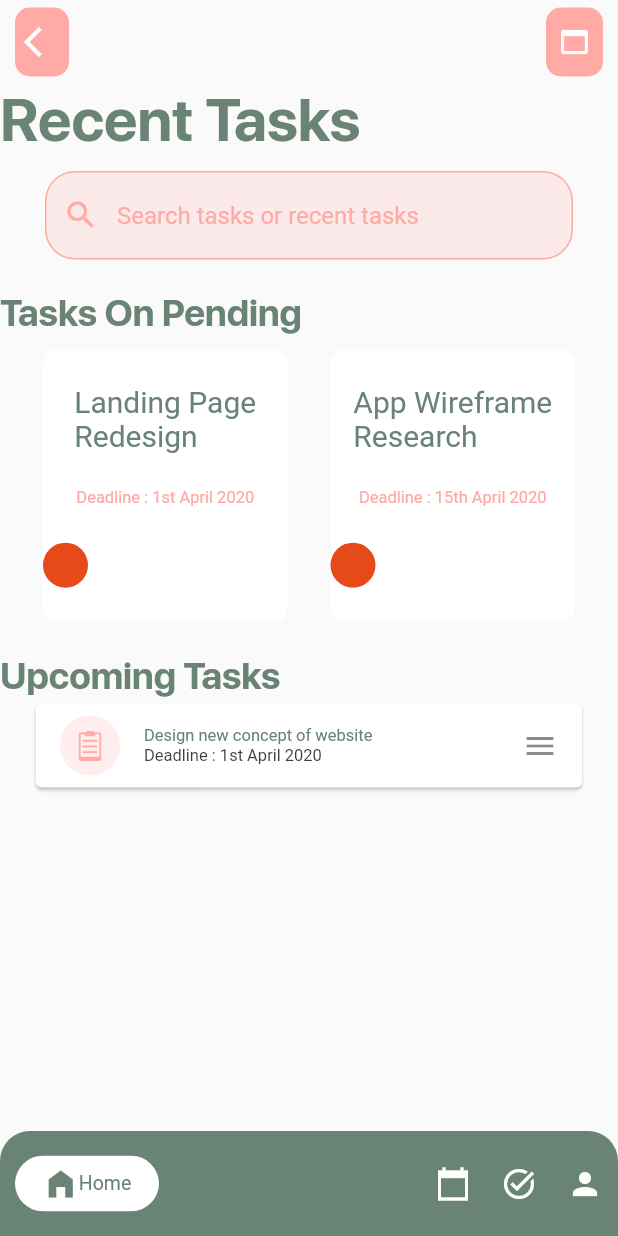
After one commit to kiritoM17/flutter_to_do_app_with_firebase, a Flutter app: the ToDoScreenView screen opened by its route, on a phone screen of 412 x 824 dp. The commit adds this screen. Run offline on Flutter 3.47's test engine with Material 2 defaults, Android fonts, the phone set to English and light mode, and no system bars.

Commit message:
add task screen

```diff
--- a/flutter_to_do_app/lib/application/ui/views/home_screen_view.dart
+++ b/flutter_to_do_app/lib/application/ui/views/home_screen_view.dart
@@ -13,6 +13,9 @@ class _HomeScreenViewState extends State<HomeScreenView> {
   @override
   Widget build(BuildContext context) {
     final Size media_size = MediaQuery.of(context).size;
+    void _nextScreen(){
+      Navigator.pushNamed(context, '/to_do_screen');
+    }
     return Scaffold(
       body: Stack(
         children: [
@@ -59,6 +62,8 @@ class _HomeScreenViewState extends State<HomeScreenView> {
                     padding: EdgeInsets.only(
                       left: 20,
                     ),
+                    child: GestureDetector(
+                      onTap: _nextScreen,
                       child: Container(
                         height: 51,
                         width: 222,
@@ -73,6 +78,7 @@ class _HomeScreenViewState extends State<HomeScreenView> {
                                 fontSize: 20,
                                 color: AppColors.white_color,
                                 fontFamily: 'SFProText-Regular'
+                            ),
                           ),
                         ),
                       ),
--- /dev/null
+++ b/flutter_to_do_app/lib/application/ui/views/to_do_screen.dart
@@ -0,0 +1,325 @@
+
+import 'package:flutter/cupertino.dart';
+import 'package:flutter/material.dart';
+import 'package:flutter_to_do_app/application/constants/app_color.dart';
+
+class ToDoScreenView extends StatefulWidget {
+  const ToDoScreenView({Key? key}) : super(key: key);
+
+  @override
+  _ToDoScreenViewState createState() => _ToDoScreenViewState();
+}
+
+class _ToDoScreenViewState extends State<ToDoScreenView> {
+  @override
+  Widget build(BuildContext context) {
+    return Scaffold(
+      appBar: AppBar(
+        backgroundColor: Colors.transparent,
+        elevation: 0,
+        leading: GestureDetector(
+          onTap: (){
+            Navigator.of(context).pop();
+          },
+          child: Container(
+            margin: EdgeInsets.only(
+                left: 10,
+                right: 10,
+                top: 5,
+                bottom: 5
+            ),
+            decoration: BoxDecoration(
+              color: AppColors.secondary_color,
+              borderRadius: BorderRadius.circular(10),
+            ),
+            child: Center(
+              child: Icon(Icons.arrow_back_ios),
+            ),
+          ),
+        ),
+        actions: [
+          GestureDetector(
+            onTap: (){
+              Navigator.of(context).pop();
+            },
+            child: Container(
+              margin: EdgeInsets.only(
+                  top: 5,
+                  bottom: 5
+              ),
+              padding: EdgeInsets.only(
+                left: 07,
+                right: 07
+              ),
+              decoration: BoxDecoration(
+                color: AppColors.secondary_color,
+                borderRadius: BorderRadius.circular(10),
+              ),
+              child: Center(
+                child: Icon(Icons.web_asset_outlined),
+              ),
+            ),
+          ),
+          SizedBox(
+            width: 10,
+          )
+        ],
+      ),
+      body: SingleChildScrollView(
+        child: Column(
+          crossAxisAlignment: CrossAxisAlignment.start,
+          children: [
+            Text(
+              'Recent Tasks',
+              style: TextStyle(
+                fontSize: 40,
+                color: AppColors.primary_color,
+                fontFamily: 'SFProDisplay-Bold',
+                fontWeight: FontWeight.w500
+              ),
+            ),
+            SizedBox(
+              height: 10,
+            ),
+            Padding(
+              padding: EdgeInsets.only(
+                left: 30,
+                right: 30
+              ),
+              child: TextField(
+                style: TextStyle(
+                  color: AppColors.secondary_color
+                ),
+                decoration: InputDecoration(
+                  prefixIcon: GestureDetector(
+                    onTap: (){},
+                    child: Icon(Icons.search,color: AppColors.secondary_color),
+                  ),
+                  filled: true,
+                  fillColor: Color(0x34ffaaa5),
+                  hintText: 'Search tasks or recent tasks',
+                  hintStyle: TextStyle(
+                    color: AppColors.secondary_color,
+                  ),
+                  disabledBorder: OutlineInputBorder(
+                    borderSide: BorderSide(color: AppColors.secondary_color),
+                    borderRadius: BorderRadius.circular(20.0),
+                  ),
+                  enabledBorder: OutlineInputBorder(
+                    borderSide: BorderSide(color: AppColors.secondary_color),
+                    borderRadius: BorderRadius.circular(20.0),
+                  ),
+                  border: OutlineInputBorder(
+                    borderSide: BorderSide(color: AppColors.secondary_color),
+                    borderRadius: BorderRadius.circular(20.0),
+                  ),
+                ),
+              ),
+            ),
+            SizedBox(
+              height: 20,
+            ),
+            Text(
+              'Tasks On Pending',
+              style: TextStyle(
+                  fontSize: 25,
+                  color: AppColors.primary_color,
+                  fontFamily: 'SFProDisplay-Bold',
+                  fontWeight: FontWeight.w300
+              ),
+            ),
+            SizedBox(
+              height: 10,
+            ),
+            Row(
+              mainAxisAlignment: MainAxisAlignment.spaceEvenly,
+              children: [
+                Container(
+                  height: 182,
+                  width: 163,
+                  decoration: BoxDecoration(
+                    color: AppColors.white_color,
+                    borderRadius: BorderRadius.circular(10)
+                  ),
+                  child: Column(
+                    mainAxisAlignment: MainAxisAlignment.spaceEvenly,
+                    children: [
+                      Text(
+                        'Landing Page\nRedesign',
+                        style: TextStyle(
+                          color: AppColors.primary_color,
+                          fontSize: 20
+                        ),
+                      ),
+                      Text(
+                        'Deadline : 1st April 2020',
+                        style: TextStyle(
+                            color: AppColors.secondary_color,
+                            fontSize: 11
+                        ),
+                      ),
+                      Row(
+                        mainAxisAlignment: MainAxisAlignment.start,
+                        children: [
+                          CircleAvatar(
+                            radius: 15,
+                          )
+                        ],
+                      )
+                    ],
+                  ),
+                ),
+                Container(
+                  height: 182,
+                  width: 163,
+                  decoration: BoxDecoration(
+                      color: AppColors.white_color,
+                      borderRadius: BorderRadius.circular(10)
+                  ),
+                  child: Column(
+                    mainAxisAlignment: MainAxisAlignment.spaceEvenly,
+                    children: [
+                      Text(
+                        'App Wireframe\nResearch',
+                        style: TextStyle(
+                            color: AppColors.primary_color,
+                            fontSize: 20
+                        ),
+                      ),
+                      Text(
+                        'Deadline : 15th April 2020',
+                        style: TextStyle(
+                            color: AppColors.secondary_color,
+                            fontSize: 11
+                        ),
+                      ),
+                      Row(
+                        mainAxisAlignment: MainAxisAlignment.start,
+                        children: [
+                          CircleAvatar(
+                            radius: 15,
+                          )
+                        ],
+                      )
+                    ],
+                  ),
+                ),
+              ],
+            ),
+            SizedBox(
+              height: 20,
+            ),
+            Text(
+              'Upcoming Tasks',
+              style: TextStyle(
+                  fontSize: 25,
+                  color: AppColors.primary_color,
+                  fontFamily: 'SFProDisplay-Bold',
+                  fontWeight: FontWeight.w300
+              ),
+            ),
+            Padding(padding: EdgeInsets.only(
+              left: 20,
+              right: 20
+            ),
+            child: Card(
+              child: ListTile(
+                leading: CircleAvatar(
+                  backgroundColor:  Color(0x34ffaaa5),
+                  child: Center(
+                    child: Image.asset('assets/images/clipboard.png',width: 20,height: 20, ),
+                  ),
+                ),
+                title: Column(
+                  mainAxisAlignment: MainAxisAlignment.spaceEvenly,
+                  crossAxisAlignment: CrossAxisAlignment.start,
+                  children: [
+                    Text(
+                      'Design new concept of website',
+                      style: TextStyle(
+                        fontSize: 11,
+                        color: AppColors.primary_color
+                      ),
+                    ),
+                    Text(
+                      'Deadline : 1st April 2020',
+                      style: TextStyle(
+                          fontSize: 11,
+                          color: AppColors.text_color
+                      ),
+                    ),
+                  ],
+                ),
+                trailing: Icon(Icons.menu_sharp),
+              ),
+            ),
+            )
+          ],
+        ),
+      ),
+      bottomSheet: Container(
+        height: 70,
+        decoration: BoxDecoration(
+          color: AppColors.primary_color,
+          borderRadius: BorderRadius.only(
+            topLeft: Radius.circular(20),
+            topRight: Radius.circular(20),
+          ),
+        ),
+        child: Row(
+          crossAxisAlignment: CrossAxisAlignment.center,
+          mainAxisAlignment: MainAxisAlignment.spaceBetween,
+          children: [
+            Padding(padding: EdgeInsets.only(
+              left: 10
+            ),
+            child: Container(
+              height: 37,
+              width: 96,
+              decoration: BoxDecoration(
+                color: AppColors.white_color,
+                borderRadius: BorderRadius.circular(30),
+              ),
+              child: Row(
+                crossAxisAlignment: CrossAxisAlignment.center,
+                mainAxisAlignment: MainAxisAlignment.center,
+                children: [
+                  Icon(
+                    Icons.home_filled,
+                    color: AppColors.primary_color,
+                  ),
+                  Text(
+                    'Home',
+                    style: TextStyle(
+                        fontSize: 13,
+                        color: AppColors.primary_color
+                    ),
+                  ),
+                ],
+              ),
+            ),
+            ),
+           Padding(padding: EdgeInsets.only(
+             right: 10
+           ),
+             child:  Row(
+               mainAxisAlignment: MainAxisAlignment.spaceBetween,
+               children: [
+                 Icon(Icons.calendar_today_sharp,color: AppColors.white_color,),
+                 SizedBox(
+                   width: 20,
+                 ),
+                 Icon(Icons.task_alt,color: AppColors.white_color,),
+                 SizedBox(
+                   width: 20,
+                 ),
+                 Icon(Icons.person,color: AppColors.white_color,),
+               ],
+             ),
+           )
+          ],
+        ),
+      ),
+    );
+  }
+}
--- a/flutter_to_do_app/lib/main.dart
+++ b/flutter_to_do_app/lib/main.dart
@@ -1,5 +1,7 @@
 import 'package:flutter/material.dart';
 import 'package:flutter_to_do_app/application/ui/views/home_screen_view.dart';
+
+import 'application/ui/views/to_do_screen.dart';
 
 void main() {
   runApp(MyApp());
@@ -12,11 +14,12 @@ class MyApp extends StatelessWidget {
       debugShowCheckedModeBanner: false,
       title: 'Flutter Demo',
       theme: ThemeData(
-        primarySwatch: Colors.blue,
+        primarySwatch: Colors.deepOrange,
       ),
       initialRoute: '/home_screen',
       routes: <String,WidgetBuilder>{
         '/home_screen' : (BuildContext context) => new HomeScreenView(),
+        '/to_do_screen' : (BuildContext context) => new ToDoScreenView(),
       },
     );
   }
--- a/flutter_to_do_app/pubspec.yaml
+++ b/flutter_to_do_app/pubspec.yaml
@@ -64,7 +64,7 @@ flutter:
     - family: SFProDisplay-Bold
       fonts:
         - asset: assets/fonts/FontsFree-Net-SFProDisplay-Bold.ttf
-          weight: 700
+          weight: 500
     - family: SFProText-Regular
       fonts:
         - asset: assets/fonts/SF-Pro-Text-Regular.otf
```
Also changed, not shown: flutter_to_do_app/assets/images/clipboard.png (added). Lines whose indentation alone changed are shown as unchanged.
